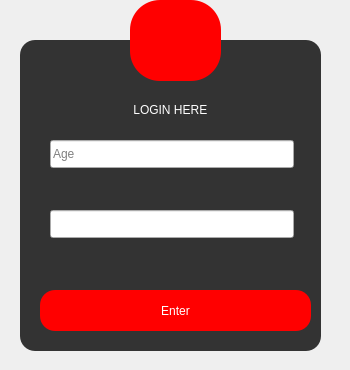
NazaeStoyko/SeaBattle-Qt, file form.ui: the form before one commit.
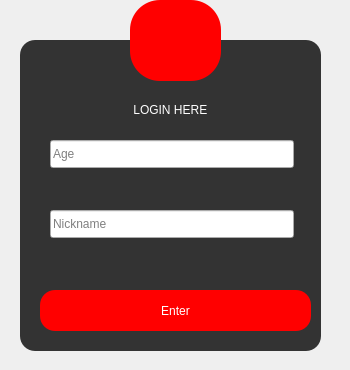
The form after the commit. Icons and pictures are not drawn.

```diff
--- a/form.ui
+++ b/form.ui
@@ -158,7 +158,7 @@
      <string/>
     </property>
     <property name="text">
-     <string>            </string>
+     <string/>
     </property>
     <property name="maxLength">
      <number>300</number>
```
Left out of the diff: 15 changed lines with no effect on the pictures.
